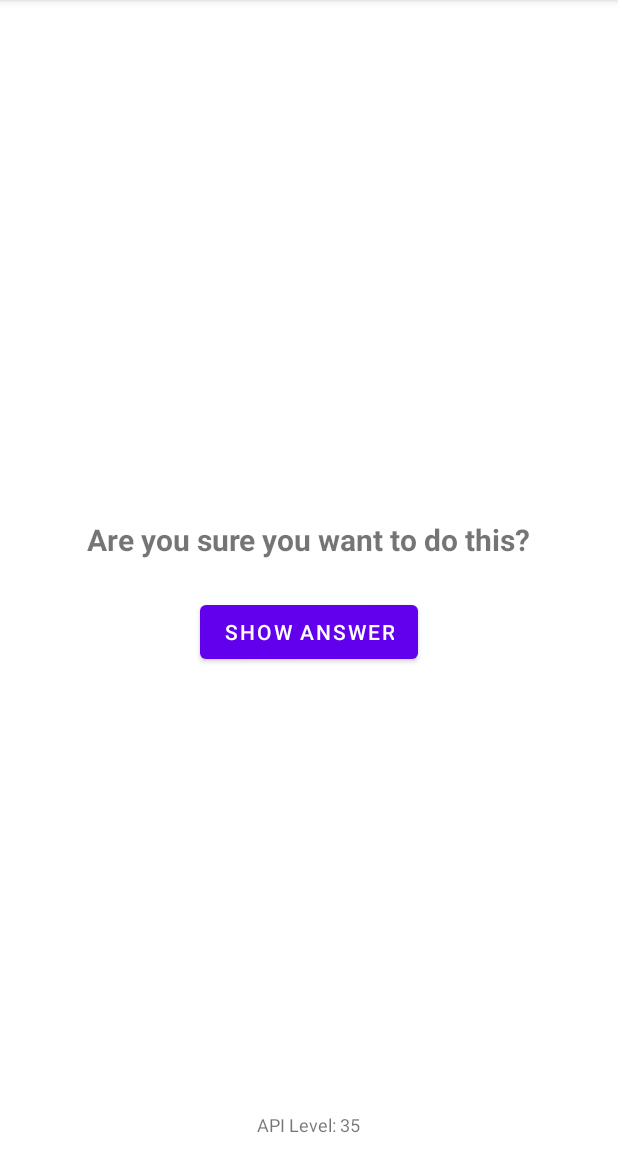
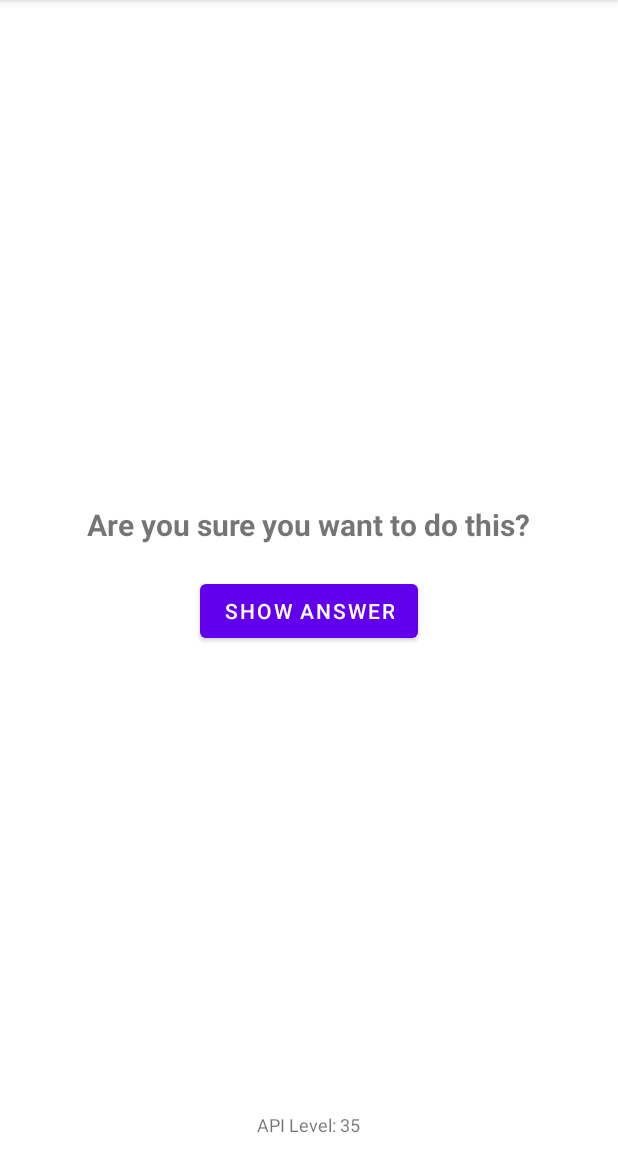
Before and after one commit to MaxKliuba/MaxGeoQuiz, an Android app: the screen it shows after launch (CheatActivity), after a tap on "CHEAT!", on a phone screen of 412 x 824 dp, the part 84-1236 px from its top. Run offline under Robolectric (Android 15) with nearby library versions, the phone set to English and light mode, and no system bars; 2 other taps on this screen came first.

Commit message:
bug fixed

```diff
--- a/app/src/main/java/com/max_kliuba/maxgeoquiz/MaxGeoQuizActivity.java
+++ b/app/src/main/java/com/max_kliuba/maxgeoquiz/MaxGeoQuizActivity.java
@@ -81,9 +81,13 @@ public class MaxGeoQuizActivity extends AppCompatActivity {
         mCheatButton.setOnClickListener(new View.OnClickListener() {
             @Override
             public void onClick(View v) {
-                boolean answerIsTrue = mQuestionsBank[mCurrentIndex].isAnswerTrue();
-                Intent intent = CheatActivity.newIntent(MaxGeoQuizActivity.this, answerIsTrue);
-                startActivityForResult(intent, REQUEST_CODE_CHEAT);
+                if (Answer.getCheatCounter() > 0) {
+                    boolean answerIsTrue = mQuestionsBank[mCurrentIndex].isAnswerTrue();
+                    Intent intent = CheatActivity.newIntent(MaxGeoQuizActivity.this, answerIsTrue);
+                    startActivityForResult(intent, REQUEST_CODE_CHEAT);
+                } else {
+                    mCheatButton.setEnabled(false);
+                }
             }
         });
 
@@ -170,7 +174,11 @@ public class MaxGeoQuizActivity extends AppCompatActivity {
     private void setAnswerButtonState(boolean state) {
         mTrueButton.setEnabled(state);
         mFalseButton.setEnabled(state);
-        mCheatButton.setEnabled(state);
+        if (Answer.getCheatCounter() <= 0) {
+            mCheatButton.setEnabled(false);
+        } else {
+            mCheatButton.setEnabled(state);
+        }
     }
 
     private void checkAnswer(boolean userPressedTrue) {
--- a/app/src/main/res/layout/activity_cheat.xml
+++ b/app/src/main/res/layout/activity_cheat.xml
@@ -14,7 +14,6 @@
         android:visibility="invisible"
         tools:visibility="visible"
         android:gravity="center"
-        android:padding="24dp"
         android:textSize="30sp"
         android:textStyle="bold"
         tools:text="[ANSWER]" />
@@ -29,7 +28,7 @@
             android:id="@+id/cheat_question_textview"
             android:layout_width="wrap_content"
             android:layout_height="wrap_content"
-            android:padding="24dp"
+            android:layout_marginBottom="20dp"
             android:textSize="20sp"
             android:textStyle="bold"
             android:text="@string/warning_text" />
```
